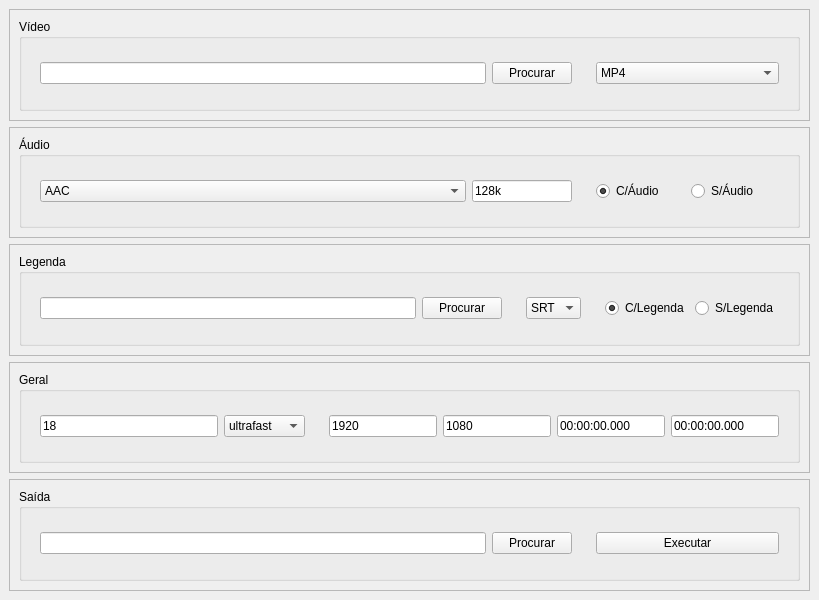
Above: main.ui from Onion-subs/ToMP4 before the change. Below: the same form after it.
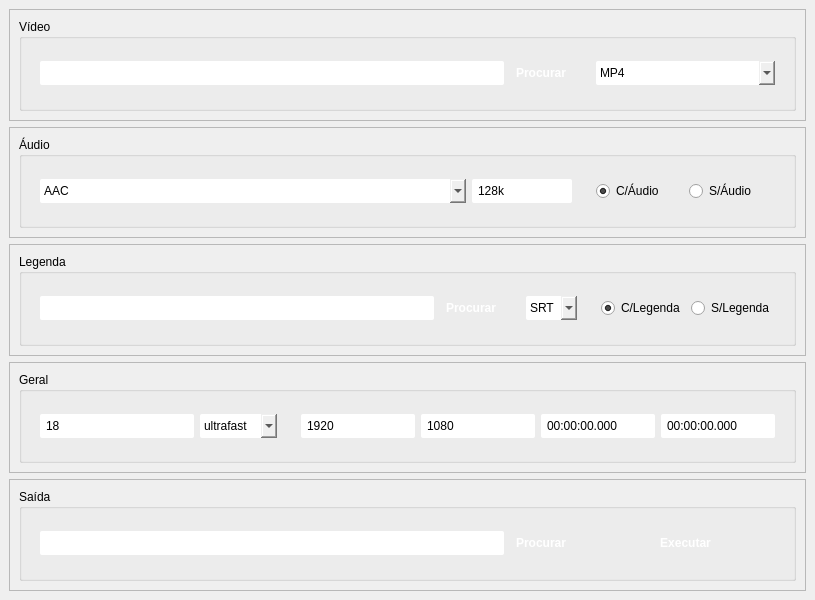
That is the form after the change.

What changed in the file:
```diff
--- a/main.ui
+++ b/main.ui
@@ -13,6 +13,38 @@
   <property name="windowTitle">
    <string>MainWindow</string>
   </property>
+  <property name="autoFillBackground">
+   <bool>false</bool>
+  </property>
+  <property name="styleSheet">
+   <string notr="true">QMainWindow {
+background-color: '#282b30';
+}
+QWidget {
+background-color: '#282b30';
+color: '#d7ddde';
+}
+QLineEdit{
+border-radius: 2px;
+background-color: '#484b52';
+padding: 4px;
+}
+QComboBox {
+border-radius: 2px;
+background-color: '#484b52';
+padding: 4px;
+}
+QPushButton{
+border-radius: 2px;
+background-color: '#7289da';
+color: white;
+font-weight: bold;
+padding: 6px;
+}</string>
+  </property>
+  <property name="tabShape">
+   <enum>QTabWidget::Rounded</enum>
+  </property>
   <widget class="QWidget" name="centralwidget">
    <layout class="QVBoxLayout" name="verticalLayout">
     <item>
```
